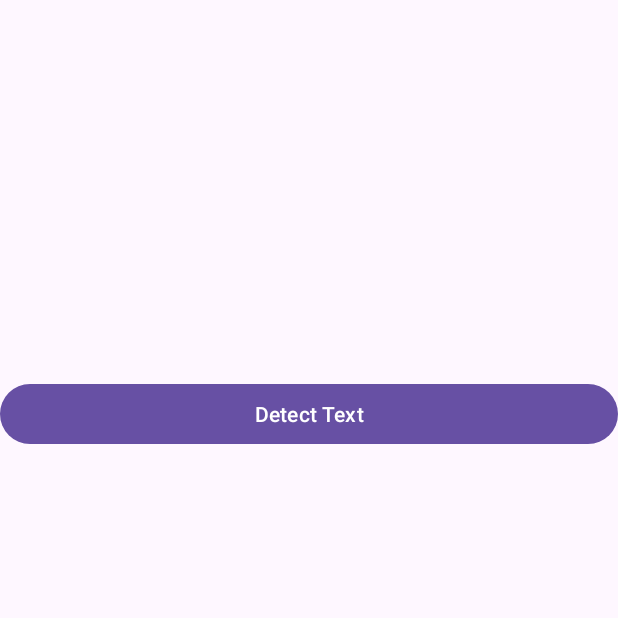
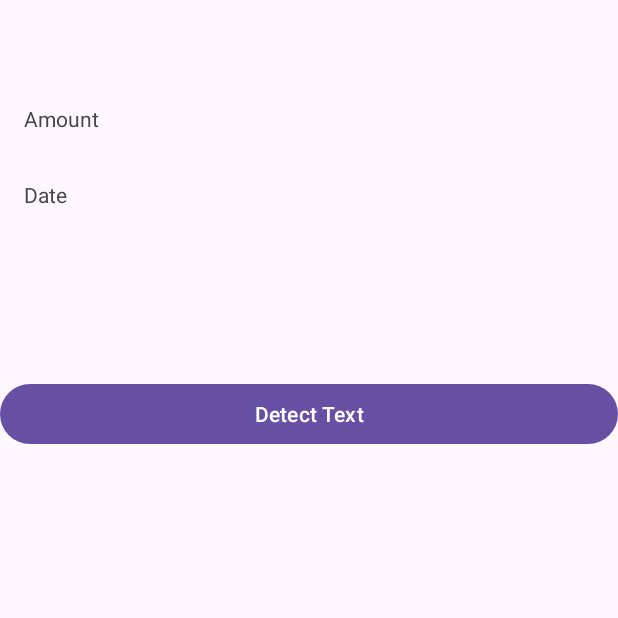
Before and after one commit to SammyG69/Finity-Hackathon, an Android app: the Activity_scanner screen opened directly, with no data from a screen before it, on a phone screen of 412 x 824 dp, the top half of it. Run offline under Robolectric (Android 15) with nearby library versions, the phone set to English and light mode, and no system bars; libraries missing offline, so code that uses them is left out: com.github.dhaval2404.imagepicker, com.google.mlkit.vision; 1 statement that could not run was skipped.

Commit message:
To make sure i get the final date and amounts

```diff
--- a/app/src/main/res/layout/activity_scanner.xml
+++ b/app/src/main/res/layout/activity_scanner.xml
@@ -20,17 +20,25 @@
 
         />
 
+    <TextView
+        android:id="@+id/idDateText"
+        android:layout_width="wrap_content"
+        android:layout_height="wrap_content"
+        android:layout_marginStart="16dp"
+        android:layout_marginTop="31dp"
+        android:text="Date"
+        app:layout_constraintStart_toStartOf="parent"
+        app:layout_constraintTop_toBottomOf="@+id/idAmountText" />
 
     <TextView
-        android:id="@+id/IVdetectedText"
-        android:layout_width="404dp"
-        android:layout_height="233dp"
-
-        app:layout_constraintBottom_toTopOf="@+id/buttonDetect"
-        app:layout_constraintEnd_toEndOf="parent"
+        android:id="@+id/idAmountText"
+        android:layout_width="wrap_content"
+        android:layout_height="wrap_content"
+        android:layout_marginStart="16dp"
+        android:layout_marginTop="69dp"
+        android:text="Amount"
         app:layout_constraintStart_toStartOf="parent"
-        app:layout_constraintTop_toTopOf="parent"
-        app:layout_constraintVertical_bias="0.111" />
+        app:layout_constraintTop_toTopOf="parent" />
 
     <Button
         android:id="@+id/idButtonSnap"
```
Also changed, not shown: app/src/main/java/com/example/finityapp/Activity_scanner.java (+42 -11 lines).
